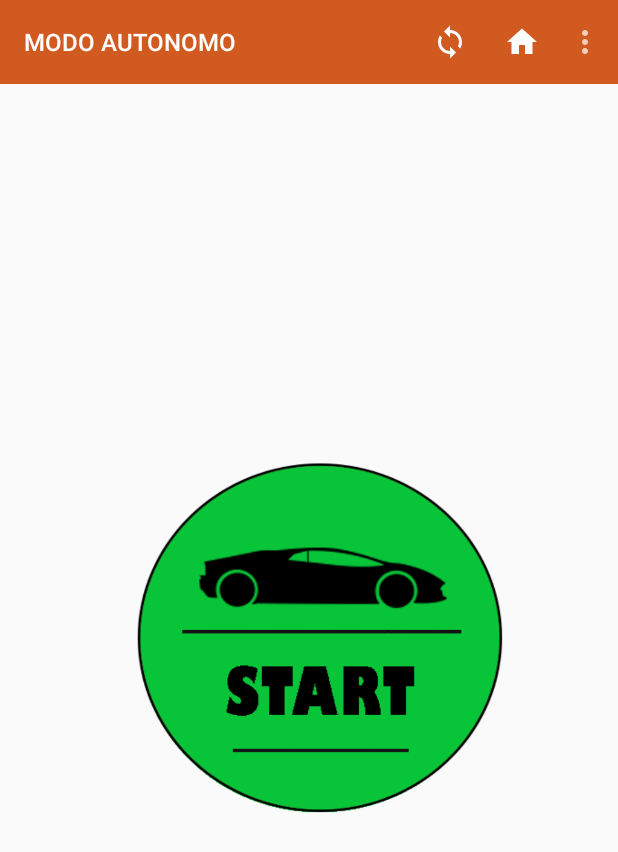
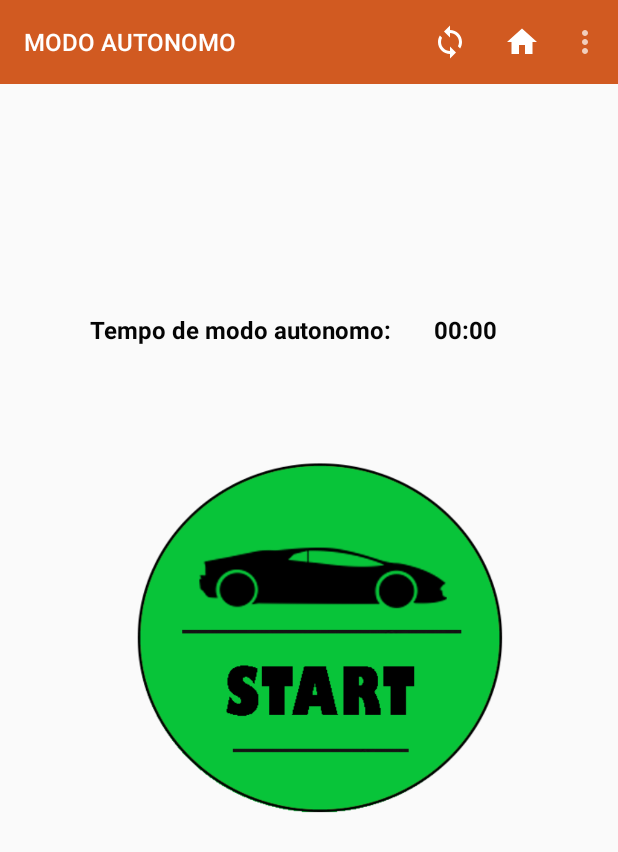
Before and after one commit to RubenGomes19/RcCar, an Android app: the ModoAutonomo screen opened directly, with no data from a screen before it, on a phone screen of 412 x 824 dp. Shown: the top 852 px of the screen. Run offline under Robolectric (Android 15) with nearby library versions, the phone set to English and light mode, and no system bars.

Commit message:
Modo autonomo, envia constantemente informação para o arduino enquanto botao modo autonomo está "start" usando uma Thread.

```diff
--- a/app/src/main/java/pt/ipg/rccar/ModoAutonomo.java
+++ b/app/src/main/java/pt/ipg/rccar/ModoAutonomo.java
@@ -4,40 +4,54 @@ import androidx.appcompat.app.AppCompatActivity;
 import androidx.appcompat.widget.Toolbar;
 
 import android.app.AlertDialog;
-import android.bluetooth.BluetoothSocket;
-import android.content.ActivityNotFoundException;
 import android.content.Intent;
-import android.graphics.Color;
-import android.graphics.drawable.Drawable;
 import android.os.Bundle;
-import android.speech.RecognizerIntent;
+import android.os.SystemClock;
 import android.view.Menu;
 import android.view.MenuItem;
-import android.view.MotionEvent;
 import android.view.View;
 import android.widget.Button;
+import android.widget.Chronometer;
 import android.widget.TextView;
 import android.widget.Toast;
 
-import java.io.IOException;
-import java.io.InputStream;
-import java.io.OutputStream;
-import java.util.ArrayList;
-import java.util.Locale;
-import java.util.Timer;
-import java.util.TimerTask;
+import java.io.InterruptedIOException;
 
 public class ModoAutonomo extends AppCompatActivity {
     Button btnLed2, buttonPress;
-    TextView textViewTexto;
+    TextView textView4;
     private int colorFlag = 0;
-    //private boolean clicando = true;
+    int estado_botao = 0;
+    private boolean modo_autonomo = false;
+    int count;
+
+
+
+    private Chronometer ch;
 
     //private static final int ID_TEXTO_PARA_VOZ = 100;
 
     private int menuAtual = R.menu.modos;
 
 
+
+    /*public void start() {
+        if (!modo_autonomo){
+            ch.setBase(SystemClock.elapsedRealtime());
+            ch.start();
+            MainActivity.connectedThread.enviar("a");
+            modo_autonomo = true;
+        }
+
+    }
+
+    public void stop(){
+        if (modo_autonomo) {
+            MainActivity.connectedThread.enviar("b");
+            ch.stop();
+            modo_autonomo = false;
+        }
+    }*/
 
     public void atividadeModos(View view) {
 
@@ -47,6 +61,33 @@ public class ModoAutonomo extends AppCompatActivity {
 
     }
 
+
+    Thread t = new Thread(){
+        @Override
+        public void run() {
+            while (!isInterrupted()){
+                if(!modo_autonomo){
+                    return;
+                }
+                try{
+                    Thread.sleep(200);
+                    runOnUiThread(new Runnable() {
+                        @Override
+                        public void run() {
+                            //count++;
+
+                            //textView4.setText(String.valueOf(count));
+                            MainActivity.connectedThread.enviar("a");
+
+
+                        }
+                    });
+                } catch (InterruptedException e) {
+                    e.printStackTrace();
+                }
+            }
+        }
+    };
 
     @Override
     protected void onCreate(Bundle savedInstanceState) {
@@ -58,33 +99,64 @@ public class ModoAutonomo extends AppCompatActivity {
 
         btnLed2 = (Button) findViewById(R.id.btnLed2);
         //buttonPress = (Button) findViewById(R.id.buttonPress);
-        //textViewTexto = (TextView) findViewById(R.id.textViewTexto);
+        textView4 = (TextView) findViewById(R.id.textView4);
+
+        ch = (Chronometer) findViewById(R.id.Chronometer);
+
 
 
         btnLed2.setOnClickListener(new View.OnClickListener() {
             @Override
             public void onClick(View view) {
 
+
                 if (MainActivity.conexao && colorFlag == 0) {
-                    MainActivity.connectedThread.enviar("a");
-                    Toast.makeText(getApplicationContext(), "Led ligado", Toast.LENGTH_SHORT).show();
+                    modo_autonomo = true;
+
+                    Toast.makeText(getApplicationContext(), "Modo autonomo ativado", Toast.LENGTH_SHORT).show();
                     btnLed2.setBackgroundResource(R.drawable.stop);
+                    //modo_autonomo = true;
+
+                    //MainActivity.connectedThread.enviar("a");
+                    //start();
+
+                    t.start();
+                    ch.setBase(SystemClock.elapsedRealtime());
+                    ch.start();
+
+                    colorFlag = 1;
+
                     //btnLed2.setText("Desligar Led");
                     //btnLed2.setBackgroundColor(Color.parseColor("#B62E2E"));
-                    colorFlag = 1;
+
+
+
                 } else if (MainActivity.conexao && colorFlag == 1) {
-                    MainActivity.connectedThread.enviar("a");
-                    Toast.makeText(getApplicationContext(), "Led desligado", Toast.LENGTH_SHORT).show();
+                    //modo_autonomo = false;
+                    //MainActivity.connectedThread.enviar("b");
+                    //Toast.makeText(getApplicationContext(), "Led desligado", Toast.LENGTH_SHORT).show();
+                    //btnLed2.setBackgroundResource(R.drawable.start);
+                    //stop();
+
+                    modo_autonomo = false;
+                    t.interrupt();
+                    Toast.makeText(getApplicationContext(), "Modo autonomo desativado", Toast.LENGTH_SHORT).show();
                     btnLed2.setBackgroundResource(R.drawable.start);
+                    MainActivity.connectedThread.enviar("b");
+                    colorFlag = 0;
+                    ch.stop();
+                    recreate();
+
                     //btnLed2.setText("Ligar Led");
                     //btnLed2.setBackgroundColor(Color.parseColor("#4CAF50"));
-                    colorFlag = 0;
+
                 } else {
                     Toast.makeText(getApplicationContext(), "Bluetooth não esta conectado", Toast.LENGTH_LONG).show();
                 }
             }
 
         });
+
 
 
 
@@ -180,6 +252,20 @@ public class ModoAutonomo extends AppCompatActivity {
     }
 
 
+    public void enviar(){
+        //colorFlag = 1;
+
+        MainActivity.connectedThread.enviar("a");
+
+
+        /*while (modo_autonomo = true){
+            MainActivity.connectedThread.enviar("a");
+            break;
+
+        }*/
+
+    }
+
     public boolean onCreateOptionsMenu(Menu menu) {
         getMenuInflater().inflate(menuAtual, menu);
         return true;
--- a/app/src/main/java/pt/ipg/rccar/ModoVoz.java
+++ b/app/src/main/java/pt/ipg/rccar/ModoVoz.java
@@ -88,11 +88,11 @@ public class ModoVoz extends AppCompatActivity {
                     String stop = "parar";
 
                     if (texto.equals(start) && MainActivity.conexao && controla == 0) {
-                        MainActivity.connectedThread.enviar("l");
+                        MainActivity.connectedThread.enviar("a");
                         controla = 1;
                         //Toast.makeText(getApplicationContext(), "Sao iguais: " + texto + " = " + start, Toast.LENGTH_LONG).show();
                     }else if(texto.equals(stop) && MainActivity.conexao && controla == 1){
-                        MainActivity.connectedThread.enviar("l");
+                        MainActivity.connectedThread.enviar("b");
                         controla = 0;
 
                     }else if(texto != start && MainActivity.conexao){
--- a/app/src/main/res/layout/activity_modo_autonomo.xml
+++ b/app/src/main/res/layout/activity_modo_autonomo.xml
@@ -35,4 +35,34 @@
         app:layout_constraintStart_toStartOf="parent"
         app:layout_constraintTop_toBottomOf="@+id/myToolBar" />
 
+    <Chronometer
+        android:id="@+id/Chronometer"
+        android:layout_width="wrap_content"
+        android:layout_height="wrap_content"
+        android:layout_marginStart="8dp"
+        android:layout_marginLeft="8dp"
+        android:layout_marginEnd="60dp"
+        android:layout_marginRight="60dp"
+        android:layout_marginBottom="45dp"
+        android:textColor="#050505"
+        android:textSize="16sp"
+        android:textStyle="bold"
+        app:layout_constraintBottom_toTopOf="@+id/btnLed2"
+        app:layout_constraintEnd_toEndOf="parent"
+        app:layout_constraintStart_toEndOf="@+id/textView4" />
+
+    <TextView
+        android:id="@+id/textView4"
+        android:layout_width="wrap_content"
+        android:layout_height="wrap_content"
+        android:layout_marginStart="60dp"
+        android:layout_marginLeft="60dp"
+        android:layout_marginBottom="45dp"
+        android:text="Tempo de modo autonomo:"
+        android:textColor="#040404"
+        android:textSize="16sp"
+        android:textStyle="bold"
+        app:layout_constraintBottom_toTopOf="@+id/btnLed2"
+        app:layout_constraintStart_toStartOf="parent" />
+
 </androidx.constraintlayout.widget.ConstraintLayout>
```
